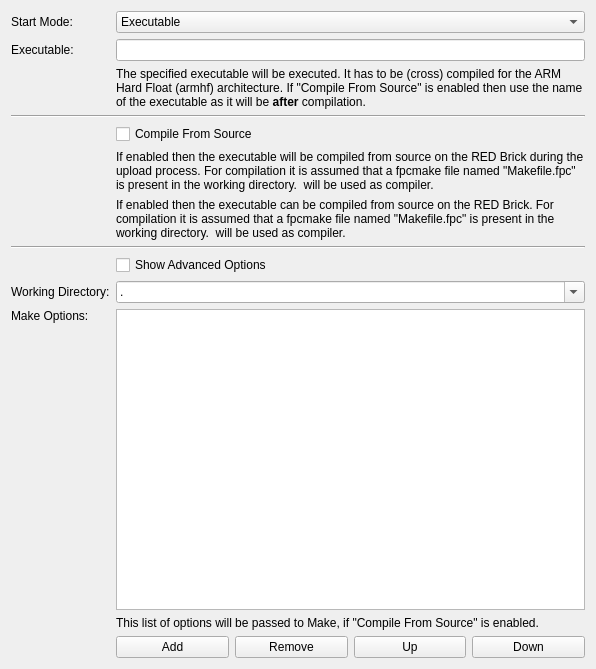
Before: the Qt Designer form src/brickv/plugin_system/plugins/red/ui/program_page_delphi.ui in Tinkerforge/brickv, drawn with Qt 5.
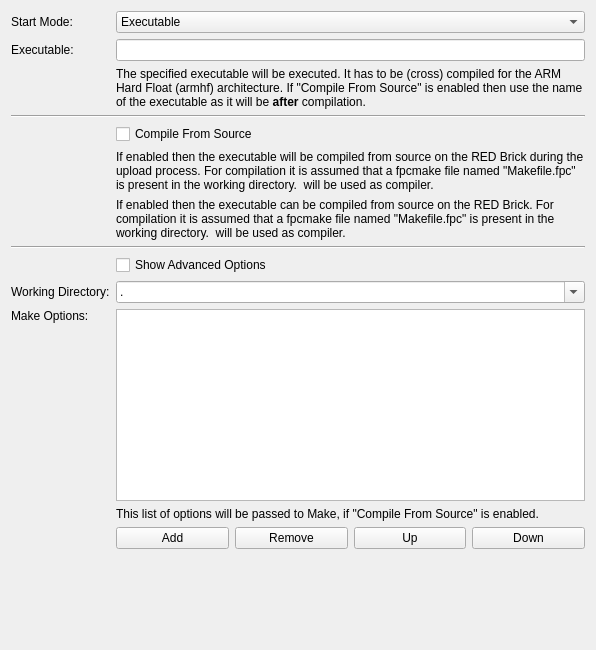
After: the same form once the commit is applied. Custom widgets are drawn as their Qt base class.

Commit message:
red-brick/pw: Add spacers to program pages to ensure proper layout expansion
Before the Python, JavaScript and PHP pages would not layout correctly
in all situations.

Diff of the .ui file:
```diff
--- a/src/brickv/plugin_system/plugins/red/ui/program_page_delphi.ui
+++ b/src/brickv/plugin_system/plugins/red/ui/program_page_delphi.ui
@@ -7,7 +7,7 @@
     <x>0</x>
     <y>0</y>
     <width>596</width>
-    <height>669</height>
+    <height>650</height>
    </rect>
   </property>
   <property name="windowTitle">
@@ -191,6 +191,19 @@
        </property>
       </widget>
      </item>
+     <item row="13" column="1" colspan="4">
+      <widget class="QLabel" name="label_spacer">
+       <property name="sizePolicy">
+        <sizepolicy hsizetype="Preferred" vsizetype="Preferred">
+         <horstretch>0</horstretch>
+         <verstretch>1</verstretch>
+        </sizepolicy>
+       </property>
+       <property name="text">
+        <string>&lt;spacer&gt;</string>
+       </property>
+      </widget>
+     </item>
     </layout>
    </item>
   </layout>
```
The commit also changes 24 other files.
